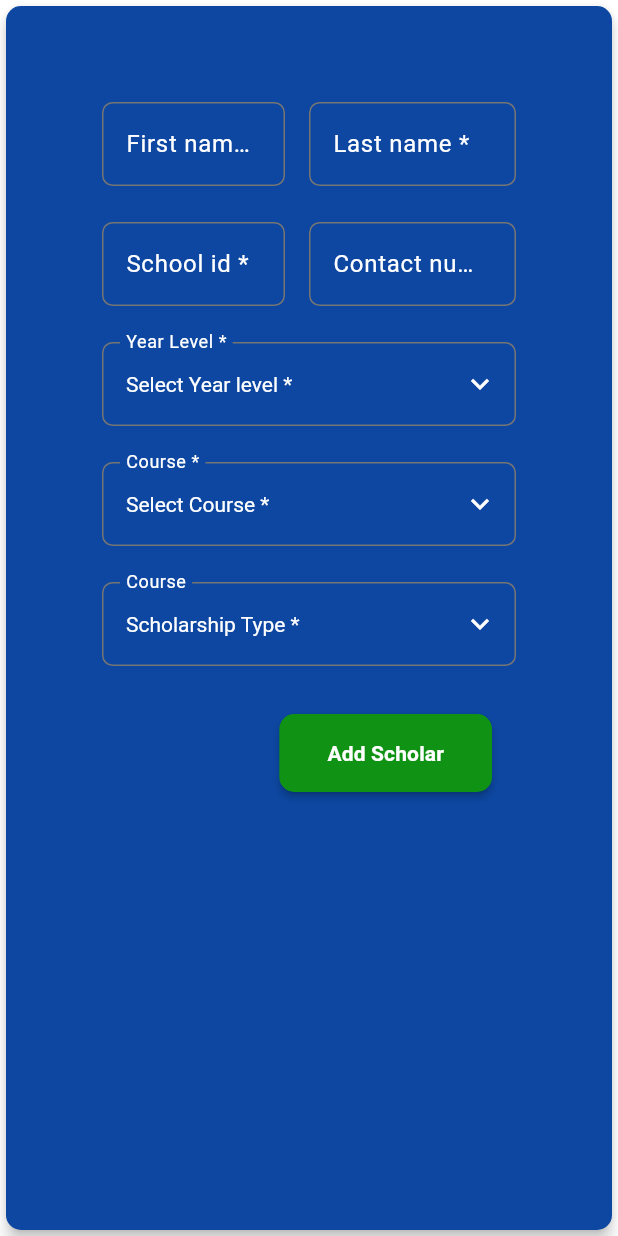
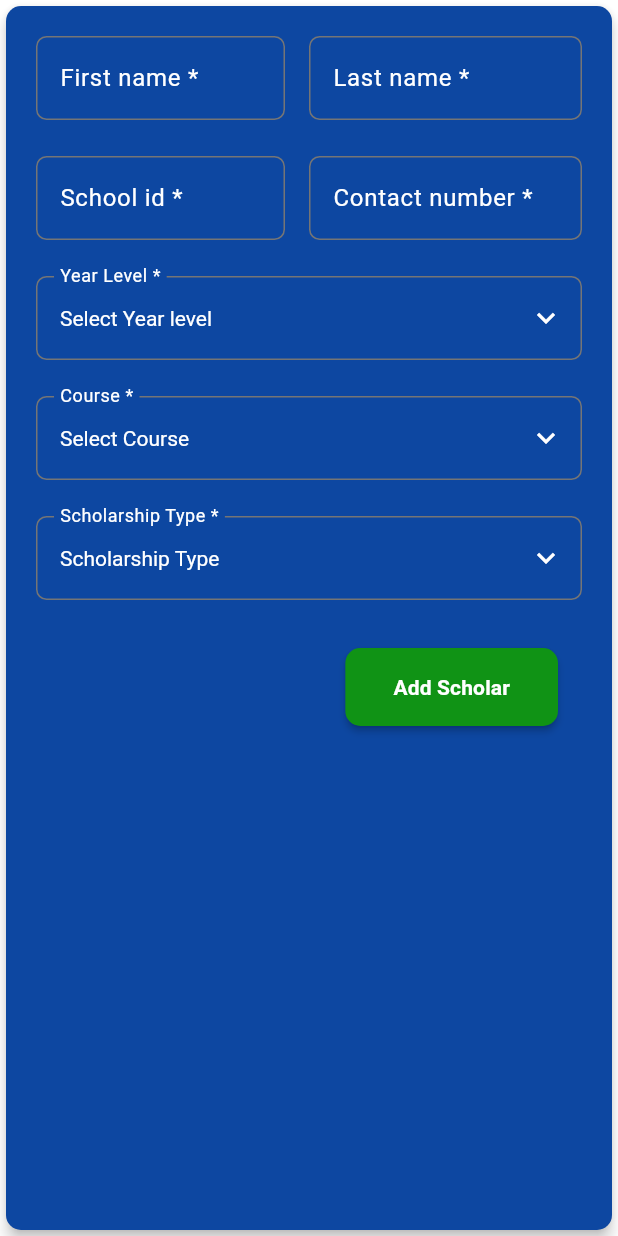
Before and after one commit to Kyusans/flutter-csdl-admin, a Flutter app: the AddScholar screen opened by its route, on a phone screen of 412 x 824 dp. Run offline on Flutter 3.47's test engine with Material 3 defaults, Android fonts, the light colour scheme and no system bars; network calls fail.

Commit message:
added required sign in add_scholar

```diff
--- a/lib/pages/add_scholar.dart
+++ b/lib/pages/add_scholar.dart
@@ -184,7 +184,7 @@ class _AddScholarState extends State<AddScholar> {
           borderRadius: BorderRadius.circular(10),
         ),
         child: Padding(
-          padding: const EdgeInsets.all(64.0),
+          padding: const EdgeInsets.all(20.0),
           child: _isLoading
               ? const LoadingSpinner()
               : Column(
@@ -250,7 +250,7 @@ class _AddScholarState extends State<AddScholar> {
                           items: [
                             const DropdownMenuItem<String>(
                               value: "",
-                              child: Text("Select Year level *"),
+                              child: Text("Select Year level"),
                             ),
                             ...yearLevel.map((entry) {
                               return DropdownMenuItem<String>(
@@ -311,7 +311,7 @@ class _AddScholarState extends State<AddScholar> {
                           items: [
                             const DropdownMenuItem<int>(
                               value: 0,
-                              child: Text("Select Course *"),
+                              child: Text("Select Course"),
                             ),
                             ...courseMap.entries.map((entry) {
                               return DropdownMenuItem<int>(
@@ -377,7 +377,7 @@ class _AddScholarState extends State<AddScholar> {
                           items: [
                             const DropdownMenuItem<int>(
                               value: 0,
-                              child: Text("Scholarship Type *"),
+                              child: Text("Scholarship Type"),
                             ),
                             ...scholarTypeMap.entries.map((entry) {
                               return DropdownMenuItem<int>(
@@ -422,7 +422,7 @@ class _AddScholarState extends State<AddScholar> {
                                 color: Colors.grey.shade600,
                               ),
                             ),
-                            labelText: 'Course',
+                            labelText: 'Scholarship Type *',
                             labelStyle: const TextStyle(
                               color: Colors.white,
                             ),
```
